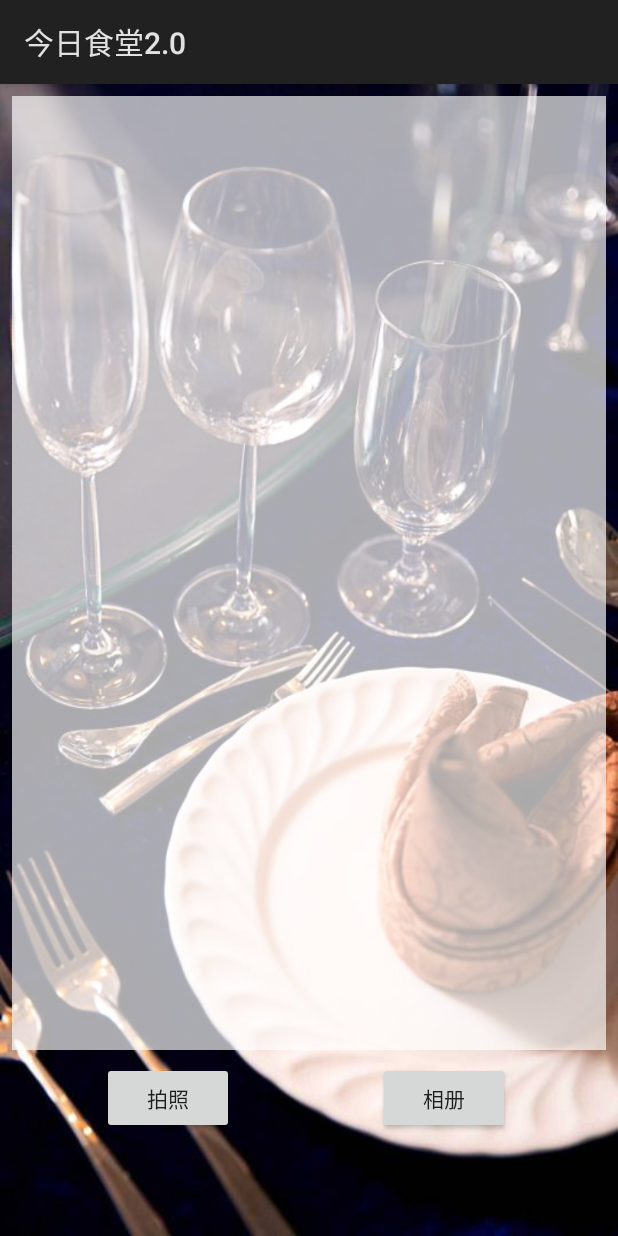
After one commit to wfsg00098/Today, an Android app: the layout activity_calorie.xml on its own in the app's theme, with its tools: preview values and no code run, on a phone screen of 412 x 824 dp. The commit adds this screen. Run offline under Robolectric (Android 15) with nearby library versions, the phone set to English and light mode, and no system bars.

Commit message:
Add Calorie Calculation Module

```diff
--- a/app/build.gradle
+++ b/app/build.gradle
@@ -4,8 +4,9 @@ android {
     compileSdkVersion 28
     defaultConfig {
         applicationId "com.eat.today"
-        minSdkVersion 24
-        targetSdkVersion 27
+        minSdkVersion 23
+        //noinspection ExpiredTargetSdkVersion
+        targetSdkVersion 23
         versionCode 1
         versionName "1.0"
         testInstrumentationRunner "android.support.test.runner.AndroidJUnitRunner"
@@ -34,4 +35,5 @@ dependencies {
     implementation project(':zxinglibrary')
     implementation 'com.android.support:recyclerview-v7:28.0.0'
     implementation 'com.android.support:appcompat-v7:28.0.0'
+    implementation 'com.android.support:design:28.0.0'
 }
--- a/app/src/main/java/com/eat/today/MainActivity.java
+++ b/app/src/main/java/com/eat/today/MainActivity.java
@@ -45,5 +45,7 @@ public class MainActivity extends Activity {
         findViewById(R.id.button2).setOnClickListener(v -> startActivity(new Intent(MainActivity.this, Login.class)));
         findViewById(R.id.button4).setOnClickListener(v -> startActivity(new Intent(MainActivity.this, Choices.class)));
         findViewById(R.id.button5).setOnClickListener(v -> startActivity(new Intent(MainActivity.this, Cateen.class)));
+        findViewById(R.id.button6).setOnClickListener(v -> startActivity(new Intent(MainActivity.this, Calorie.class)));
+        findViewById(R.id.button7).setOnClickListener(v -> startActivity(new Intent(MainActivity.this, Recommend.class)));
     }
 }
--- /dev/null
+++ b/app/src/main/res/layout/activity_calorie.xml
@@ -0,0 +1,93 @@
+<?xml version="1.0" encoding="utf-8"?>
+<android.support.constraint.ConstraintLayout xmlns:android="http://schemas.android.com/apk/res/android"
+    xmlns:app="http://schemas.android.com/apk/res-auto"
+    xmlns:tools="http://schemas.android.com/tools"
+    android:layout_width="match_parent"
+    android:layout_height="match_parent"
+    android:background="@drawable/bg"
+    tools:context=".Calorie">
+
+    <Button
+        android:id="@+id/button8"
+        android:layout_width="wrap_content"
+        android:layout_height="wrap_content"
+        android:layout_marginStart="68dp"
+        android:layout_marginBottom="68dp"
+        android:text="拍照"
+        app:layout_constraintBottom_toBottomOf="parent"
+        app:layout_constraintStart_toStartOf="parent" />
+
+    <Button
+        android:id="@+id/button9"
+        android:layout_width="wrap_content"
+        android:layout_height="wrap_content"
+        android:layout_marginEnd="72dp"
+        android:layout_marginBottom="68dp"
+        android:text="相册"
+        app:layout_constraintBottom_toBottomOf="parent"
+        app:layout_constraintEnd_toEndOf="parent" />
+
+    <android.support.constraint.ConstraintLayout
+        android:layout_width="0dp"
+        android:layout_height="0dp"
+        android:layout_marginStart="8dp"
+        android:layout_marginTop="8dp"
+        android:layout_marginEnd="8dp"
+        android:layout_marginBottom="8dp"
+        android:background="#aaffffff"
+        android:visibility="visible"
+        app:layout_constraintBottom_toTopOf="@+id/button8"
+        app:layout_constraintEnd_toEndOf="parent"
+        app:layout_constraintStart_toStartOf="parent"
+        app:layout_constraintTop_toTopOf="parent">
+
+        <ImageView
+            android:id="@+id/imageView4"
+            android:layout_width="0dp"
+            android:layout_height="375dp"
+            app:layout_constraintEnd_toEndOf="parent"
+            app:layout_constraintStart_toStartOf="parent"
+            app:layout_constraintTop_toTopOf="parent" />
+
+        <TextView
+            android:id="@+id/textView15"
+            android:layout_width="wrap_content"
+            android:layout_height="wrap_content"
+            android:layout_marginStart="8dp"
+            android:layout_marginTop="12dp"
+            android:layout_marginEnd="8dp"
+            android:text="识别结果："
+            android:textSize="30sp"
+            android:visibility="invisible"
+            app:layout_constraintEnd_toEndOf="parent"
+            app:layout_constraintHorizontal_bias="0.0"
+            app:layout_constraintStart_toStartOf="parent"
+            app:layout_constraintTop_toBottomOf="@+id/imageView4" />
+
+        <TextView
+            android:id="@+id/textView16"
+            android:layout_width="wrap_content"
+            android:layout_height="wrap_content"
+            android:layout_marginStart="8dp"
+            android:layout_marginTop="8dp"
+            android:layout_marginEnd="8dp"
+            android:textAlignment="center"
+            android:textSize="18sp"
+            app:layout_constraintEnd_toEndOf="parent"
+            app:layout_constraintStart_toStartOf="parent"
+            app:layout_constraintTop_toBottomOf="@+id/textView15" />
+
+        <TextView
+            android:id="@+id/textView18"
+            android:layout_width="wrap_content"
+            android:layout_height="wrap_content"
+            android:layout_marginEnd="8dp"
+            android:layout_marginBottom="8dp"
+            android:textColor="#FF0000"
+            android:textSize="24sp"
+            app:layout_constraintBottom_toBottomOf="parent"
+            app:layout_constraintEnd_toEndOf="parent" />
+
+    </android.support.constraint.ConstraintLayout>
+
+</android.support.constraint.ConstraintLayout>
--- a/build.gradle
+++ b/build.gradle
@@ -6,8 +6,8 @@ buildscript {
     ext {
         /*sdk and version*/
         compile_sdk_version = 28
-        min_sdk_version = 24
-        target_sdk_version = 27
+        min_sdk_version = 23
+        target_sdk_version = 23
         constraint_version = '1.1.0'
         version_code = 221
         version_name = '2.2.1'
@@ -30,7 +30,7 @@ buildscript {
         jcenter()
     }
     dependencies {
-        classpath 'com.android.tools.build:gradle:3.3.1'
+        classpath 'com.android.tools.build:gradle:3.3.2'
 
         classpath 'com.github.dcendents:android-maven-gradle-plugin:2.0'
         // NOTE: Do not place your application dependencies here; they belong
```
Also changed, not shown: app/src/main/AndroidManifest.xml (+6 -1 lines), app/src/main/java/com/eat/today/Calorie.java (added, +167 -0 lines), app/src/main/java/com/eat/today/Recommend.java (added, +16 -0 lines), app/src/main/java/com/eat/today/Tab_AddActivity.java (+6 -10 lines), app/src/main/res/layout/activity_main.xml (+28 -2 lines), app/src/main/res/layout/activity_recommend.xml (added, +24 -0 lines), app/src/main/res/layout/recomment_list.xml (added, +71 -0 lines), app/src/main/res/drawable-hdpi/bc.jpg (added), app/src/main/res/drawable-hdpi/jk.jpg (added), app/src/main/res/drawable-hdpi/jt.jpg (added).
